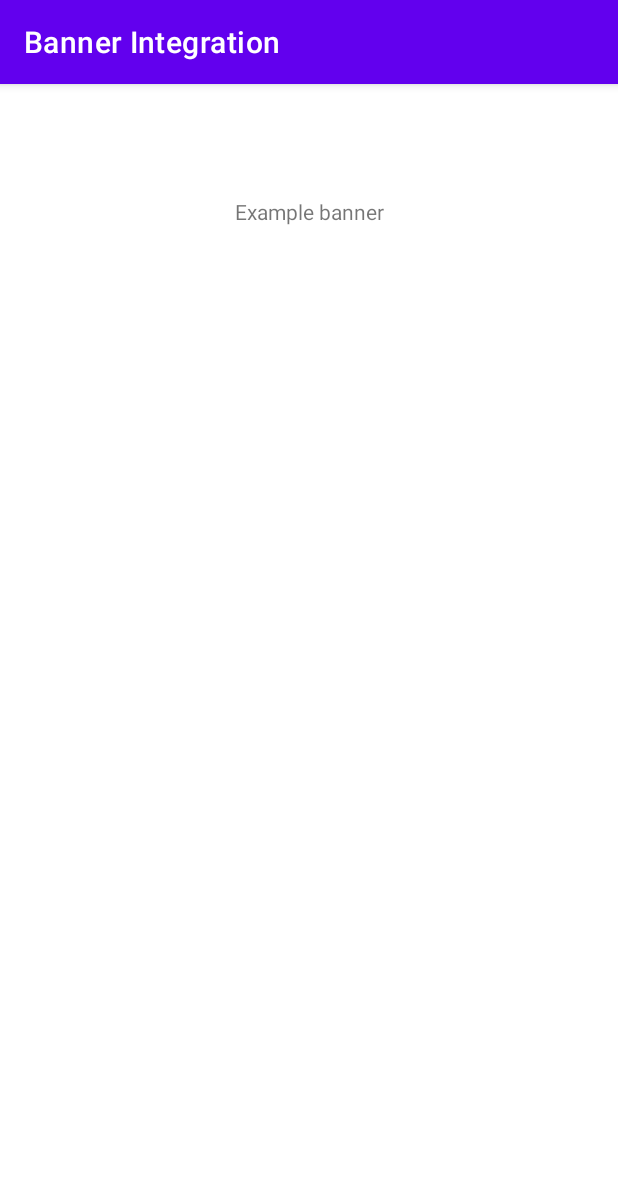
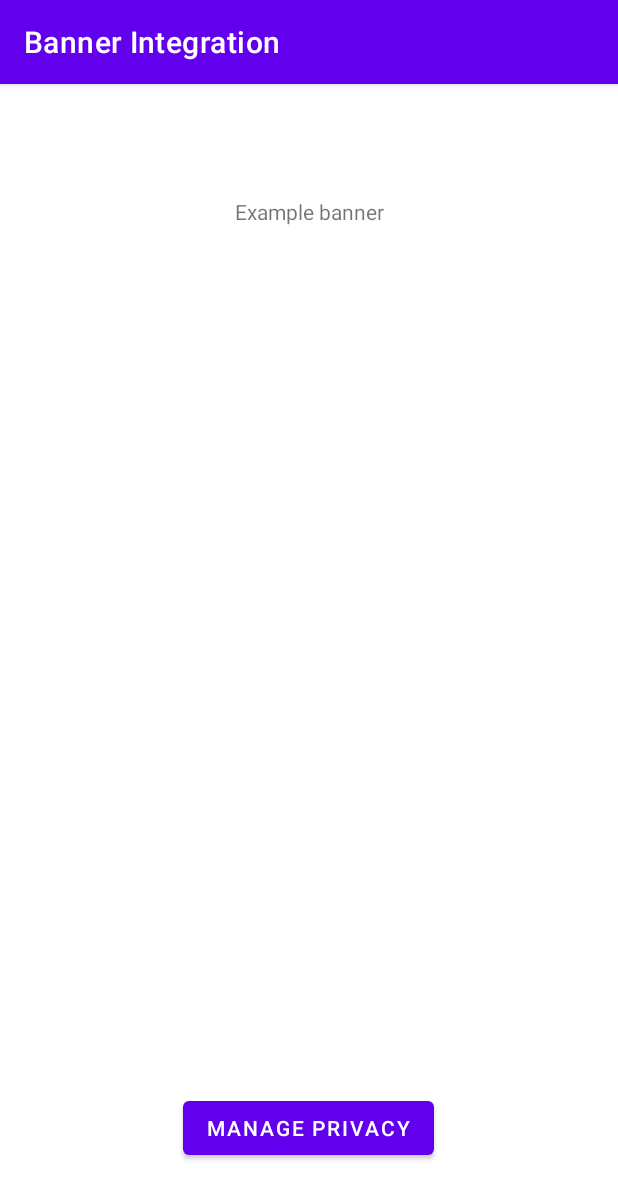
Before and after one commit to mbrtargeting/android-integration-example, an Android app: the screen it shows after launch (MainActivity), on a phone screen of 412 x 824 dp. Shown: the top 1199 px of the screen. Run offline under Robolectric (Android 15) with nearby library versions, the phone set to English and light mode, and no system bars; our stand-ins replace AdMob; libraries missing offline, so code that uses them is left out: com.google.android.gms, com.sourcepoint.cmplibrary, com.yieldlove.adIntegration; plain views replace YieldloveAdView; 5 statements that could not run were skipped.

Commit message:
add privacy management button

```diff
--- a/banner-integration/app/src/main/res/layout/activity_main.xml
+++ b/banner-integration/app/src/main/res/layout/activity_main.xml
@@ -27,4 +27,16 @@
         app:layout_constraintStart_toStartOf="parent"
         app:layout_constraintTop_toBottomOf="@+id/textView" />
 
+    <Button
+        android:id="@+id/button"
+        android:layout_width="wrap_content"
+        android:layout_height="wrap_content"
+        android:layout_marginBottom="48dp"
+        android:text="Manage privacy"
+        android:onClick="btnPrivacyClick"
+        app:layout_constraintBottom_toBottomOf="parent"
+        app:layout_constraintEnd_toEndOf="parent"
+        app:layout_constraintHorizontal_bias="0.498"
+        app:layout_constraintStart_toStartOf="parent" />
+
 </androidx.constraintlayout.widget.ConstraintLayout>
```
Also changed, not shown: banner-integration/app/src/main/java/com/example/bannerintegration/MainActivity.java (+10 -2 lines).
